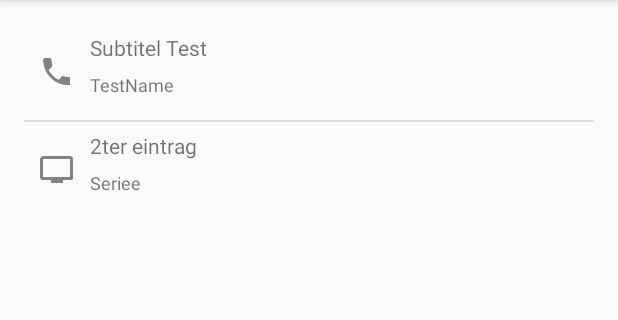
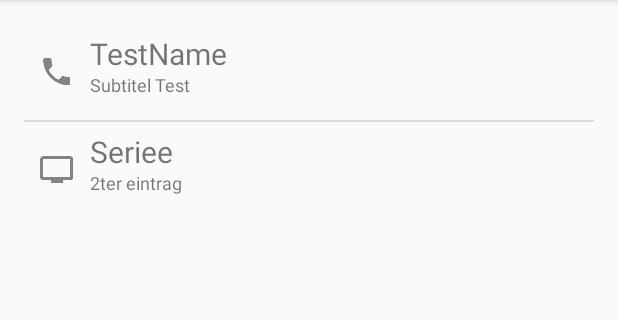
Before and after one commit to Business-Corp/Zwen, an Android app: the screen it shows after launch (MainActivity), on a phone screen of 412 x 824 dp, the part 84-404 px from its top. Run offline under Robolectric (Android 15) with nearby library versions, the phone set to English and light mode, and no system bars.

Commit message:
V1.1 ist fertig!

```diff
--- a/app/src/main/java/business_corp/zwen/CustomMediaAdapter.java
+++ b/app/src/main/java/business_corp/zwen/CustomMediaAdapter.java
@@ -34,8 +34,8 @@ public class CustomMediaAdapter extends ArrayAdapter<Media> {
 
         ImageView logo = (ImageView)rowViev.findViewById(R.id.logo);
         //logo.setImageResource(R.drawable.);
-        TextView name = (TextView)rowViev.findViewById(R.id.nameTextView);
-        TextView subtitle = (TextView)rowViev.findViewById(R.id.subtiteltextView);
+        TextView name = (TextView)rowViev.findViewById(R.id.subtiteltextView);
+        TextView subtitle = (TextView)rowViev.findViewById(R.id.nameTextView);
 
         Media media = datensatzMedia.get(position);
 
--- a/app/src/main/res/layout/list_item_mediathek.xml
+++ b/app/src/main/res/layout/list_item_mediathek.xml
@@ -22,6 +22,7 @@
         android:layout_toRightOf="@+id/logo"
         android:layout_alignParentBottom="true"
         android:layout_alignParentRight="true"
+        android:layout_above="@+id/subtiteltextView"
         android:textSize="12sp"
         android:ellipsize="marquee"
         />
@@ -33,6 +34,7 @@
         android:layout_alignParentTop="true"
         android:layout_alignWithParentIfMissing="true"
         android:layout_toRightOf="@id/logo"
+        android:textSize="20sp"
         android:gravity="center_vertical"
         />
 
```
